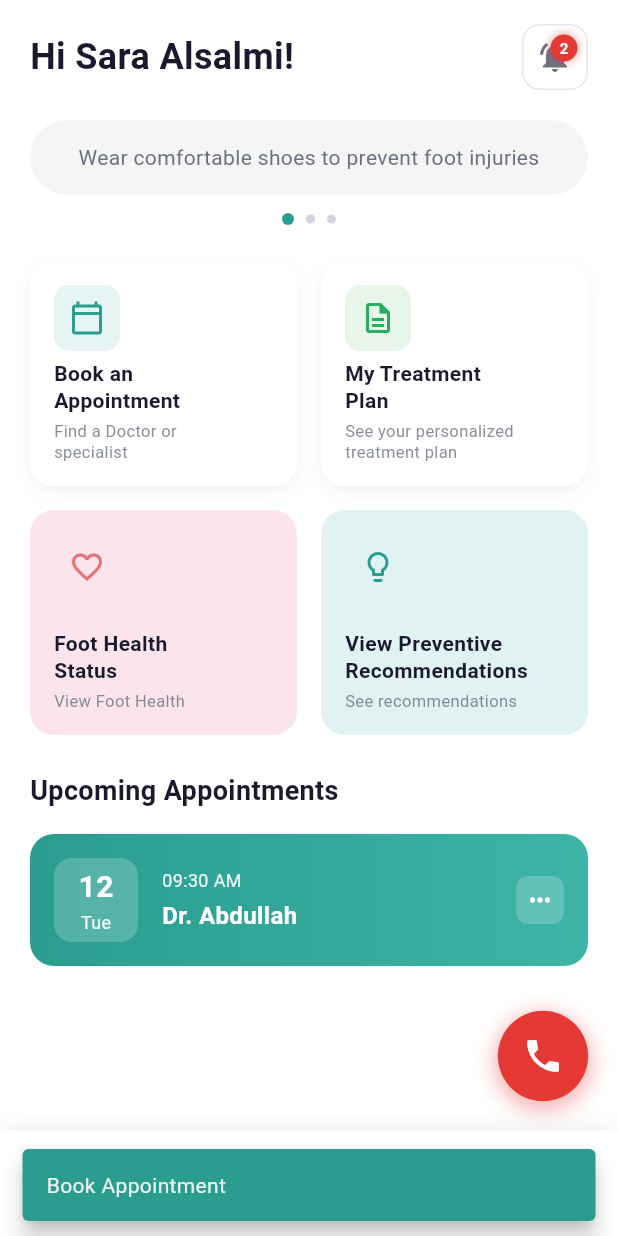
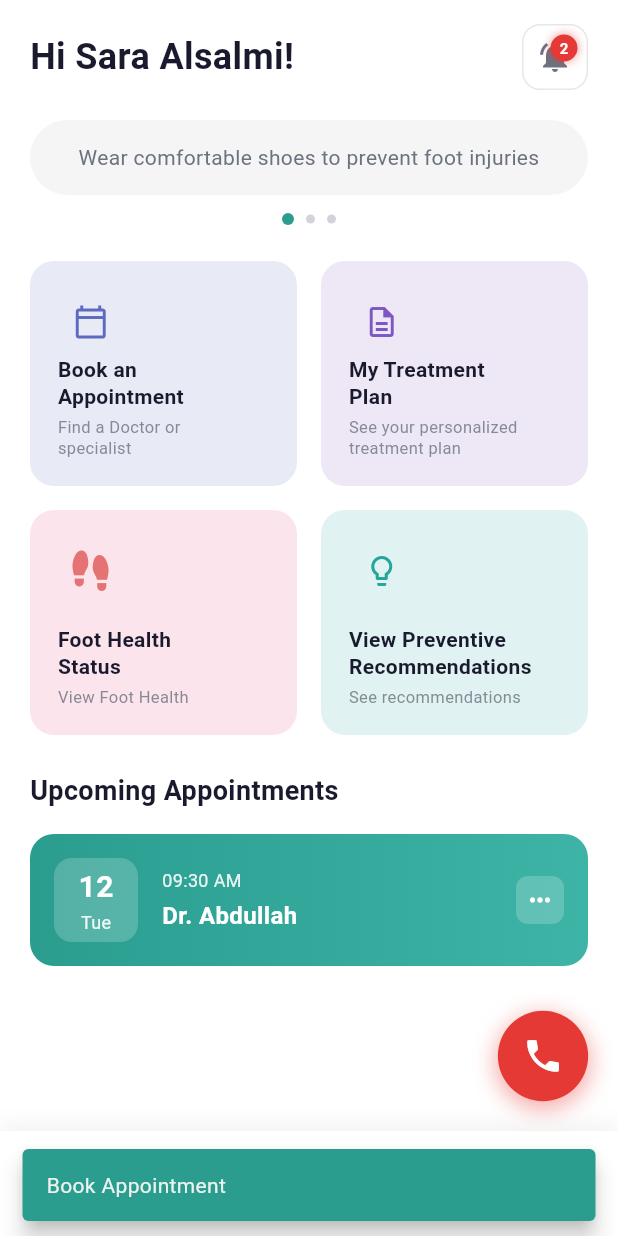
Before and after one commit to csstudentkaum/KHOTAA_APP, a Flutter app: the PatientHomePage screen opened directly, after a tap on an icon or button, on a phone screen of 412 x 824 dp. Run offline on Flutter 3.47's test engine with Material 3 defaults, Android fonts, the phone set to English and light mode, and no system bars; our stand-ins replace cloud_firestore, firebase_auth, firebase_core, flutter_blue_plus, font_awesome_flutter, open_file and 3 more; accounts and stored records are empty; Roboto replaces fonts that are missing (Poppins); project files that could hold a hidden picture were left out.

Commit message:
UI improvements: colored filter chips, foot icon rotation, press effect on feature cards

```diff
--- a/lib/features/patient/alert_history_screen.dart
+++ b/lib/features/patient/alert_history_screen.dart
@@ -55,6 +55,21 @@ class _AlertHistoryScreenState extends State<AlertHistoryScreen>
         return alerts.where((a) => !a.isViewed).toList();
       default:
         return alerts;
+    }
+  }
+
+  Color _getFilterColor(String filter) {
+    switch (filter) {
+      case 'Unread':
+        return const Color(0xFF5C6BC0);  // Indigo for unread
+      case 'High':
+        return const Color(0xFFE53935);  // Red for high priority
+      case 'Medium':
+        return const Color(0xFFFFA726);  // Orange for medium
+      case 'Low':
+        return const Color(0xFF66BB6A);  // Green for low
+      default:
+        return const Color(0xFF2A9D8F);  // Teal for All
     }
   }
 
@@ -147,11 +162,11 @@ class _AlertHistoryScreenState extends State<AlertHistoryScreen>
                         });
                       },
                       backgroundColor: Colors.white,
-                      selectedColor: const Color(0xFF2A9D8F),
+                      selectedColor: _getFilterColor(filter),
                       checkmarkColor: Colors.white,
                       side: BorderSide(
                         color: isSelected
-                            ? const Color(0xFF2A9D8F)
+                            ? _getFilterColor(filter)
                             : const Color(0xFFE5E7EB),
                       ),
                       shape: RoundedRectangleBorder(
--- a/lib/features/patient/patient_home_page.dart
+++ b/lib/features/patient/patient_home_page.dart
@@ -1,6 +1,8 @@
 import 'dart:async';
+import 'dart:math' as math;
 import 'package:flutter/material.dart';
 import 'package:url_launcher/url_launcher.dart';
+import 'package:font_awesome_flutter/font_awesome_flutter.dart';
 import 'dashboard_screen.dart';
 import 'connect_insole_screen.dart';
 import 'preventive_recommendations_screen.dart';
@@ -369,11 +371,13 @@ class _PatientHomePageState extends State<PatientHomePage>
             Expanded(
               child: _FeatureCard(
                 icon: Icons.calendar_today_outlined,
-                iconColor: const Color(0xFF2A9D8F),
-                iconBgColor: const Color(0xFFE6F5F3),
+                iconColor: const Color(0xFF5C6BC0),  // Indigo blue for appointments
+                iconBgColor: const Color(0xFFE8EAF6),
                 title: 'Book an\nAppointment',
                 subtitle: 'Find a Doctor or\nspecialist',
-                cardColor: Colors.white,
+                cardColor: const Color(0xFFE8EAF6),  // Light indigo background
+                borderColor: const Color(0xFF5C6BC0),
+                hasShadow: false,
                 onTap: () => _showSnackBar('Book Appointment'),
               ),
             ),
@@ -381,11 +385,13 @@ class _PatientHomePageState extends State<PatientHomePage>
             Expanded(
               child: _FeatureCard(
                 icon: Icons.description_outlined,
-                iconColor: const Color(0xFF27AE60),
-                iconBgColor: const Color(0xFFE8F5E9),
+                iconColor: const Color(0xFF7E57C2),  // Purple for treatment
+                iconBgColor: const Color(0xFFEDE7F6),
                 title: 'My Treatment\nPlan',
                 subtitle: 'See your personalized\ntreatment plan',
-                cardColor: Colors.white,
+                cardColor: const Color(0xFFEDE7F6),  // Light purple background
+                borderColor: const Color(0xFF7E57C2),
+                hasShadow: false,
                 onTap: () => _showSnackBar('Treatment Plan'),
               ),
             ),
@@ -397,13 +403,15 @@ class _PatientHomePageState extends State<PatientHomePage>
           children: [
             Expanded(
               child: _FeatureCard(
-                icon: Icons.favorite_outline,
+                icon: FontAwesomeIcons.shoePrints,  // Foot icon
                 iconColor: const Color(0xFFE57373),
-                iconBgColor: Colors.transparent,
+                iconBgColor: const Color(0xFFFCE4EC),
                 title: 'Foot Health\nStatus',
                 subtitle: 'View Foot Health',
                 cardColor: const Color(0xFFFCE4EC),
+                borderColor: const Color(0xFFE57373),
                 hasShadow: false,
+                iconRotation: -math.pi / 2,  // Rotate to vertical
                 onTap: () {
                   Navigator.push(
                     context,
@@ -418,11 +426,12 @@ class _PatientHomePageState extends State<PatientHomePage>
             Expanded(
               child: _FeatureCard(
                 icon: Icons.lightbulb_outline,
-                iconColor: const Color(0xFF2A9D8F),
-                iconBgColor: Colors.transparent,
+                iconColor: const Color(0xFF26A69A),
+                iconBgColor: const Color(0xFFE0F2F1),
                 title: 'View Preventive\nRecommendations',
                 subtitle: 'See recommendations',
                 cardColor: const Color(0xFFE0F2F1),
+                borderColor: const Color(0xFF26A69A),
                 hasShadow: false,
                 onTap: () {
                   Navigator.push(
@@ -497,14 +506,18 @@ class _PatientHomePageState extends State<PatientHomePage>
           _NavBarItem(
             icon: Icons.bluetooth,
             isSelected: _selectedNavIndex == 2,
-            onTap: () {
+            onTap: () async {
               setState(() => _selectedNavIndex = 2);
-              Navigator.push(
+              await Navigator.push(
                 context,
                 MaterialPageRoute(
                   builder: (context) => const ConnectInsoleScreen(),
                 ),
               );
+              // Reset to home when returning from Bluetooth screen
+              if (mounted) {
+                setState(() => _selectedNavIndex = 0);
+              }
             },
           ),
           _NavBarItem(
@@ -540,15 +553,17 @@ class _PatientHomePageState extends State<PatientHomePage>
   }
 }
 
-/// Feature Card Widget
-class _FeatureCard extends StatelessWidget {
+/// Feature Card Widget with hover/tap animation
+class _FeatureCard extends StatefulWidget {
   final IconData icon;
   final Color iconColor;
   final Color iconBgColor;
   final String title;
   final String subtitle;
   final Color cardColor;
+  final Color borderColor;
   final bool hasShadow;
+  final double iconRotation;
   final VoidCallback onTap;
 
   const _FeatureCard({
@@ -558,22 +573,101 @@ class _FeatureCard extends StatelessWidget {
     required this.title,
     required this.subtitle,
     required this.cardColor,
+    required this.borderColor,
     this.hasShadow = true,
+    this.iconRotation = 0,
     required this.onTap,
   });
 
   @override
+  State<_FeatureCard> createState() => _FeatureCardState();
+}
+
+class _FeatureCardState extends State<_FeatureCard>
+    with SingleTickerProviderStateMixin {
+  bool _isHovered = false;  // For hover effect (border)
+  bool _isPressed = false;  // For press effect (scale)
+  late AnimationController _controller;
+  late Animation<double> _scaleAnimation;
+
+  @override
+  void initState() {
+    super.initState();
+    _controller = AnimationController(
+      duration: const Duration(milliseconds: 100),
+      vsync: this,
+    );
+    _scaleAnimation = Tween<double>(begin: 1.0, end: 0.95).animate(
+      CurvedAnimation(parent: _controller, curve: Curves.easeInOut),
+    );
+  }
+
+  @override
+  void dispose() {
+    _controller.dispose();
+    super.dispose();
+  }
+
+  void _onTapDown(TapDownDetails details) {
+    setState(() => _isPressed = true);
+    _controller.forward();
+  }
+
+  void _onTapUp(TapUpDetails details) {
+    setState(() => _isPressed = false);
+    _controller.reverse();
+  }
+
+  void _onTapCancel() {
+    setState(() => _isPressed = false);
+    _controller.reverse();
+  }
+
+  @override
   Widget build(BuildContext context) {
-    return GestureDetector(
-      onTap: onTap,
+    return MouseRegion(
+      // Hover effect - shows border when mouse enters
+      onEnter: (_) => setState(() => _isHovered = true),
+      onExit: (_) => setState(() => _isHovered = false),
+      cursor: SystemMouseCursors.click,
+      child: GestureDetector(
+        onTap: widget.onTap,
+        onTapDown: _onTapDown,
+        onTapUp: _onTapUp,
+        onTapCancel: _onTapCancel,
+        // On mobile: long press also shows hover effect
+        onLongPressStart: (_) => setState(() => _isHovered = true),
+        onLongPressEnd: (_) => setState(() => _isHovered = false),
+        child: AnimatedBuilder(
+          animation: _scaleAnimation,
+          builder: (context, child) {
+            return Transform.scale(
+              scale: _scaleAnimation.value,
               child: AnimatedContainer(
                 duration: const Duration(milliseconds: 200),
                 height: 150,
                 padding: const EdgeInsets.all(16),
                 decoration: BoxDecoration(
-          color: cardColor,
+                  color: widget.cardColor,
                   borderRadius: BorderRadius.circular(16),
-          boxShadow: hasShadow
+                  border: Border.all(
+                    // Border shows on HOVER or PRESS
+                    color: (_isHovered || _isPressed)
+                        ? widget.borderColor
+                        : widget.borderColor.withOpacity(0.0),
+                    width: 2.5,
+                  ),
+                  boxShadow: (_isHovered || _isPressed)
+                      ? [
+                          // Colored shadow on hover
+                          BoxShadow(
+                            color: widget.borderColor.withOpacity(0.25),
+                            blurRadius: 12,
+                            spreadRadius: 1,
+                            offset: const Offset(0, 4),
+                          ),
+                        ]
+                      : widget.hasShadow
                           ? [
                               BoxShadow(
                                 color: Colors.black.withOpacity(0.05),
@@ -590,14 +684,17 @@ class _FeatureCard extends StatelessWidget {
                       width: 44,
                       height: 44,
                       decoration: BoxDecoration(
-                color: iconBgColor,
+                        color: widget.iconBgColor,
                         borderRadius: BorderRadius.circular(10),
                       ),
-              child: Icon(icon, color: iconColor, size: 24),
+                      child: Transform.rotate(
+                        angle: widget.iconRotation,
+                        child: Icon(widget.icon, color: widget.iconColor, size: 24),
+                      ),
                     ),
                     const Spacer(),
                     Text(
-              title,
+                      widget.title,
                       style: const TextStyle(
                         fontSize: 14,
                         fontWeight: FontWeight.w600,
@@ -607,7 +704,7 @@ class _FeatureCard extends StatelessWidget {
                     ),
                     const SizedBox(height: 4),
                     Text(
-              subtitle,
+                      widget.subtitle,
                       style: TextStyle(
                         fontSize: 11,
                         color: const Color(0xFF6B7280).withOpacity(0.8),
@@ -615,6 +712,10 @@ class _FeatureCard extends StatelessWidget {
                       ),
                     ),
                   ],
+                ),
+              ),
+            );
+          },
         ),
       ),
     );
--- a/pubspec.yaml
+++ b/pubspec.yaml
@@ -59,6 +59,9 @@ dependencies:
   # Permission handling for Bluetooth
   permission_handler: ^11.3.1
 
+  # Icons library for foot icon
+  font_awesome_flutter: ^10.7.0
+
 dev_dependencies:
   flutter_test:
     sdk: flutter
```
Also changed, not shown: pubspec.lock. Lines whose indentation alone changed are shown as unchanged.
